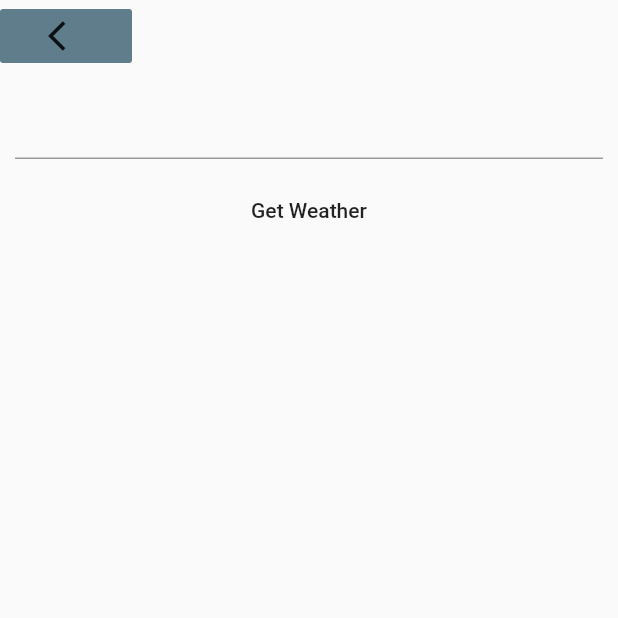
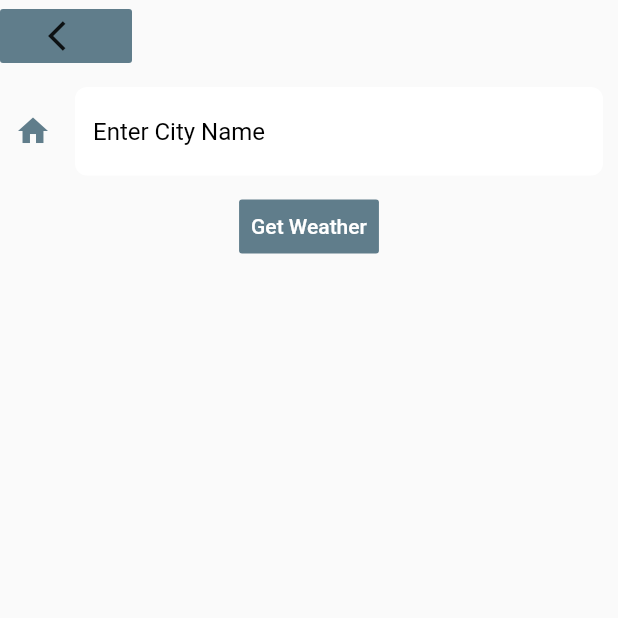
Before and after one commit to gusmac/hello_weather, a Flutter app: the CityScreen screen opened directly, on a phone screen of 412 x 824 dp, the top half of it. Run offline on Flutter 3.47's test engine with Material 2 defaults, Android fonts, the phone set to English and light mode, and no system bars; our stand-ins replace flutter_spinkit, geolocator; network calls fail.

Commit message:
added some of the formatting and styling for the city screen

```diff
--- a/lib/screens/city_screen.dart
+++ b/lib/screens/city_screen.dart
@@ -26,6 +26,21 @@ class _CityScreenState extends State<CityScreen> {
           Container(
             padding: EdgeInsets.all(10.0),
             child: TextField(
+              decoration: InputDecoration(
+                filled: true,
+                fillColor: Colors.white,
+                icon: Icon(Icons.home, color: Colors.blueGrey),
+                hintText: 'Enter City Name',
+                hintStyle: TextStyle(
+                  color: Colors.black,
+                ),
+                border: OutlineInputBorder(
+                  borderRadius: BorderRadius.all(
+                    Radius.circular(8.0),
+                  ),
+                  borderSide: BorderSide.none,
+                ),
+              ),
               style: TextStyle(
                 color: Colors.black,
               ),
@@ -38,6 +53,9 @@ class _CityScreenState extends State<CityScreen> {
             onPressed: () {
               Navigator.pop(context, cityName);
             },
+            color: Colors.blueGrey,
+            textColor: Colors.white,
+            padding: EdgeInsets.all(8.0),
             child: Text(
               'Get Weather',
             ),
--- a/lib/screens/weather_home_screen.dart
+++ b/lib/screens/weather_home_screen.dart
@@ -1,8 +1,6 @@
 import 'package:flutter/material.dart';
 import 'package:geolocator/geolocator.dart';
 import 'package:hello_weather/screens/city_screen.dart';
-import 'package:hello_weather/screens/loading_screen.dart';
-import 'package:hello_weather/services/weather_icon.dart';
 
 class WeatherHomeScreen extends StatefulWidget {
   WeatherHomeScreen({this.locationWeather});
@@ -76,7 +74,6 @@ class _WeatherHomeScreenState extends State<WeatherHomeScreen> {
         backgroundColor: Theme.of(context).primaryColor,
         child: Icon(Icons.add),
         onPressed: () {
-          // TODO use this to goto another page to add another city.
           Navigator.push(
             context,
             MaterialPageRoute(
```
